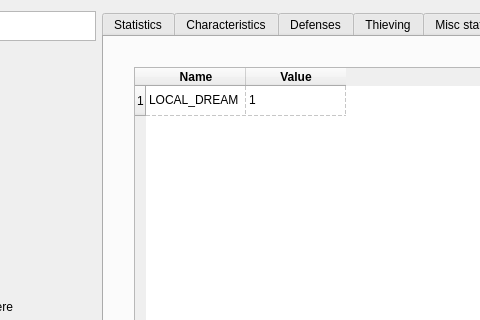
Above: src/frontend/views/savegamewidget.ui from szaumoor/EE_IESaveEditor before the change; both pictures show x 171 to 651 and y 0 to 320 of the 946 by 603 pixel window. Below: the same form after it.
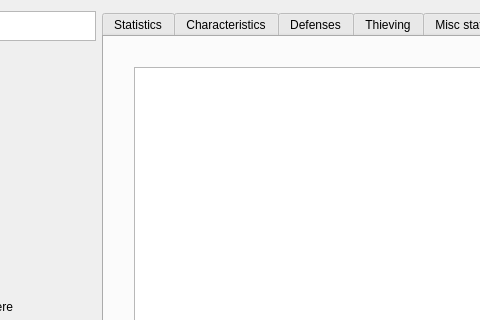
That is the form after the change. The open tabs and pages were chosen to show the change.

Diff of the .ui file:
```diff
--- a/src/frontend/views/savegamewidget.ui
+++ b/src/frontend/views/savegamewidget.ui
@@ -2085,7 +2085,7 @@
       <attribute name="title">
        <string>Locals</string>
       </attribute>
-      <widget class="QTableWidget" name="locals_table">
+      <widget class="QTableView" name="locals_table">
        <property name="geometry">
         <rect>
          <x>30</x>
@@ -2106,64 +2106,6 @@
        <property name="cornerButtonEnabled">
         <bool>true</bool>
        </property>
-       <property name="supportedDragActions">
-        <set>Qt::DropAction::IgnoreAction</set>
-       </property>
-       <attribute name="horizontalHeaderVisible">
-        <bool>true</bool>
-       </attribute>
-       <attribute name="horizontalHeaderCascadingSectionResizes">
-        <bool>false</bool>
-       </attribute>
-       <attribute name="horizontalHeaderShowSortIndicator" stdset="0">
-        <bool>true</bool>
-       </attribute>
-       <attribute name="horizontalHeaderStretchLastSection">
-        <bool>false</bool>
-       </attribute>
-       <attribute name="verticalHeaderCascadingSectionResizes">
-        <bool>false</bool>
-       </attribute>
-       <attribute name="verticalHeaderHighlightSections">
-        <bool>true</bool>
-       </attribute>
-       <attribute name="verticalHeaderShowSortIndicator" stdset="0">
-        <bool>false</bool>
-       </attribute>
-       <attribute name="verticalHeaderStretchLastSection">
-        <bool>false</bool>
-       </attribute>
-       <row/>
-       <column>
-        <property name="text">
-         <string>Name</string>
-        </property>
-        <property name="font">
-         <font>
-          <bold>true</bold>
-         </font>
-        </property>
-       </column>
-       <column>
-        <property name="text">
-         <string>Value</string>
-        </property>
-        <property name="font">
-         <font>
-          <bold>true</bold>
-         </font>
-        </property>
-       </column>
-       <item row="0" column="0">
-        <property name="text">
-         <string>LOCAL_DREAM</string>
-        </property>
-       </item>
-       <item row="0" column="1">
-        <property name="text">
-         <string>1</string>
-        </property>
-       </item>
       </widget>
      </widget>
      <widget class="QWidget" name="globals_tab">
```
Left out of the diff: 62 changed lines with no effect on the pictures.
